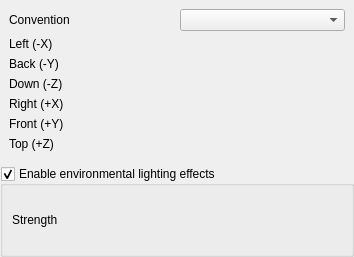
Before: the Qt Designer form src/ui/3d/skyboxrenderingsettingswidget.ui in qgis/QGIS, drawn with Qt 5.
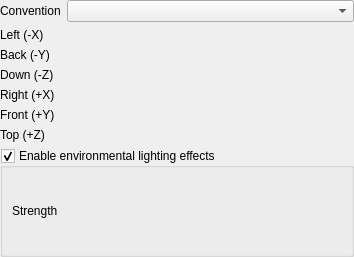
After: the same form once the commit is applied. Custom widgets are drawn as their Qt base class.

Commit message: Reduce excessive widget padding

```diff
--- a/src/ui/3d/skyboxrenderingsettingswidget.ui
+++ b/src/ui/3d/skyboxrenderingsettingswidget.ui
@@ -25,7 +25,19 @@
    </property>
    <item row="0" column="1" colspan="2">
     <widget class="QWidget" name="mCubeMapWidget" native="true">
-     <layout class="QGridLayout" name="faceTexturesLayout">
+     <layout class="QGridLayout" name="faceTexturesLayout" columnstretch="0,1">
+      <property name="leftMargin">
+       <number>0</number>
+      </property>
+      <property name="topMargin">
+       <number>0</number>
+      </property>
+      <property name="rightMargin">
+       <number>0</number>
+      </property>
+      <property name="bottomMargin">
+       <number>0</number>
+      </property>
       <item row="6" column="0">
        <widget class="QLabel" name="posZImageSourceLabel">
         <property name="text">
```
The commit also changes 1 other file.
